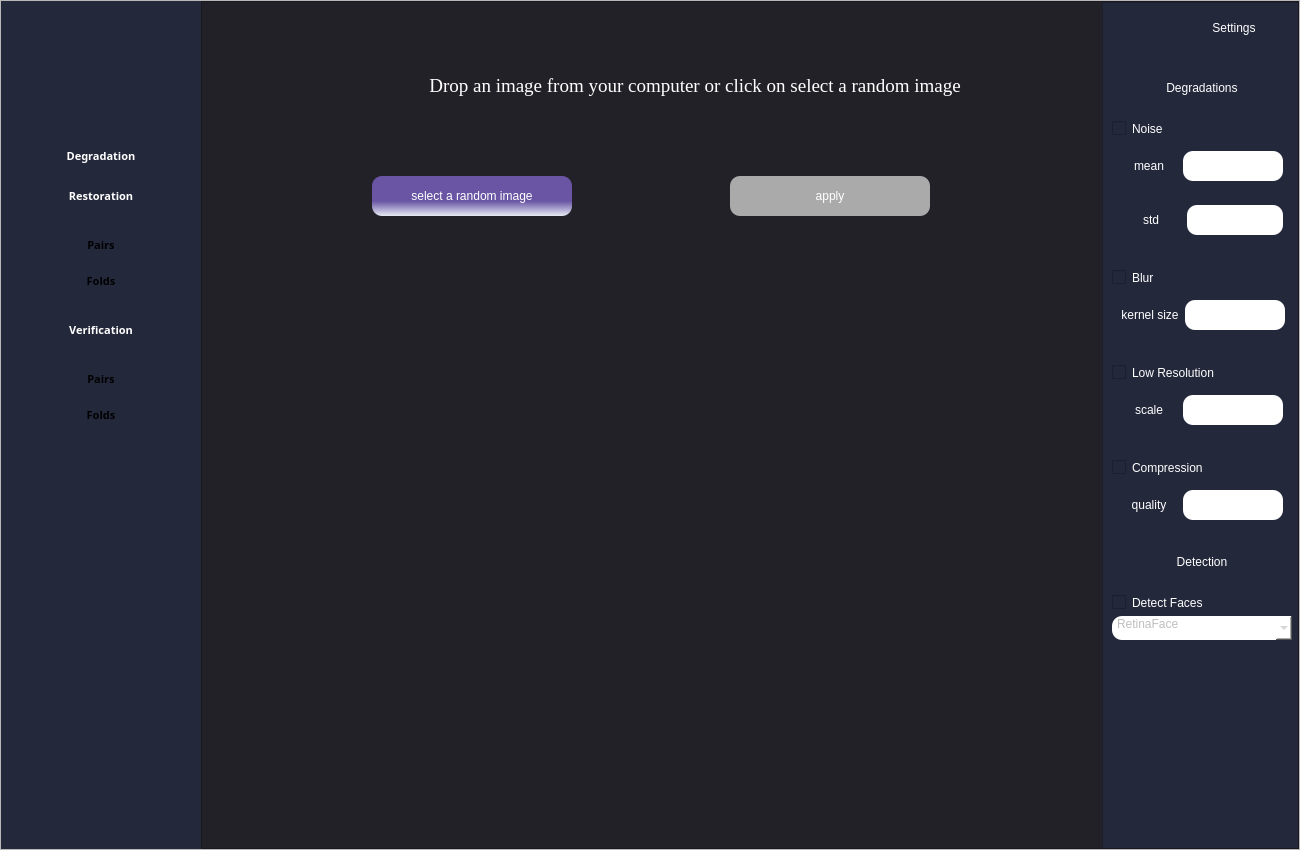
Before: the Qt Designer form demo_app/uis/cdta.ui in souhila1806/PFE_APP, drawn with Qt 5.
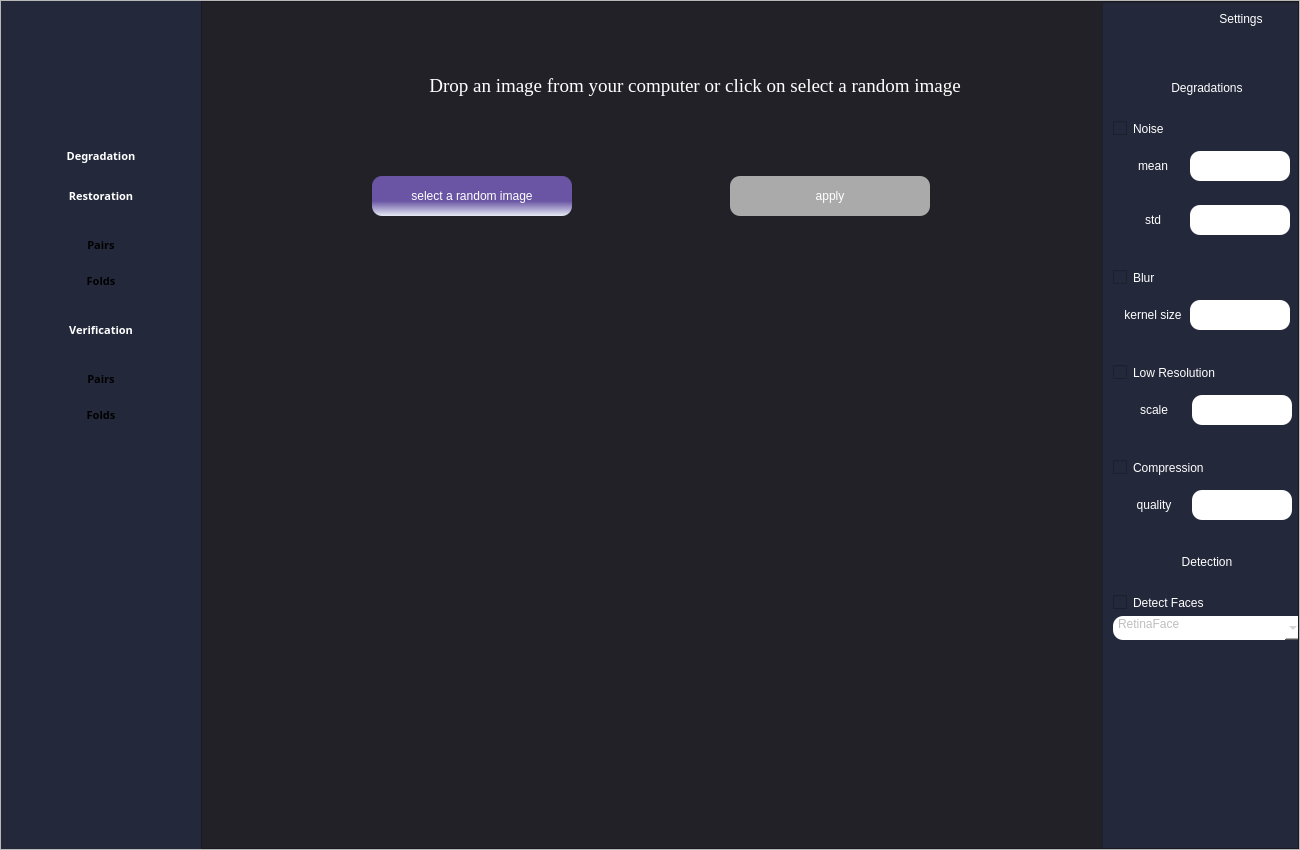
After: the same form once the commit is applied. The open tabs and pages were chosen to show the change. Icons and pictures are not drawn.

The edit to the form file:
```diff
--- a/demo_app/uis/cdta.ui
+++ b/demo_app/uis/cdta.ui
@@ -462,8 +462,32 @@
                   <enum>QFrame::Raised</enum>
                  </property>
                  <layout class="QVBoxLayout" name="verticalLayout_5">
+                  <property name="leftMargin">
+                   <number>10</number>
+                  </property>
+                  <property name="topMargin">
+                   <number>0</number>
+                  </property>
+                  <property name="rightMargin">
+                   <number>0</number>
+                  </property>
+                  <property name="bottomMargin">
+                   <number>0</number>
+                  </property>
                   <item>
-                   <widget class="QFrame" name="">
+                   <widget class="QFrame" name="frame">
+                    <property name="sizePolicy">
+                     <sizepolicy hsizetype="Expanding" vsizetype="Expanding">
+                      <horstretch>0</horstretch>
+                      <verstretch>0</verstretch>
+                     </sizepolicy>
+                    </property>
+                    <property name="maximumSize">
+                     <size>
+                      <width>200</width>
+                      <height>80</height>
+                     </size>
+                    </property>
                     <layout class="QHBoxLayout" name="horizontalLayout_3">
                      <item>
                       <widget class="QLabel" name="label_2">
@@ -540,7 +564,7 @@
                    </widget>
                   </item>
                   <item>
-                   <widget class="QFrame" name="">
+                   <widget class="QFrame" name="frame">
                     <layout class="QHBoxLayout" name="horizontalLayout_4">
                      <item>
                       <widget class="QLabel" name="label_6">
@@ -597,7 +621,7 @@
                    </widget>
                   </item>
                   <item>
-                   <widget class="QFrame" name="">
+                   <widget class="QFrame" name="frame">
                     <layout class="QHBoxLayout" name="horizontalLayout_7">
                      <item>
                       <widget class="QLabel" name="label_3">
@@ -667,7 +691,7 @@
                    </widget>
                   </item>
                   <item>
-                   <widget class="QFrame" name="">
+                   <widget class="QFrame" name="frame">
                     <layout class="QHBoxLayout" name="horizontalLayout_5">
                      <item>
                       <widget class="QLabel" name="label_7">
@@ -737,7 +761,7 @@
                    </widget>
                   </item>
                   <item>
-                   <widget class="QFrame" name="">
+                   <widget class="QFrame" name="frame">
                     <layout class="QHBoxLayout" name="horizontalLayout_6">
                      <item>
                       <widget class="QLabel" name="label_8">
@@ -817,7 +841,7 @@
                    </widget>
                   </item>
                   <item>
-                   <widget class="QFrame" name="">
+                   <widget class="QFrame" name="frame">
                     <layout class="QHBoxLayout" name="horizontalLayout_8">
                      <item>
                       <widget class="QLabel" name="label_4">
```
Left out of the diff: 23 changed lines with no effect on the pictures.
